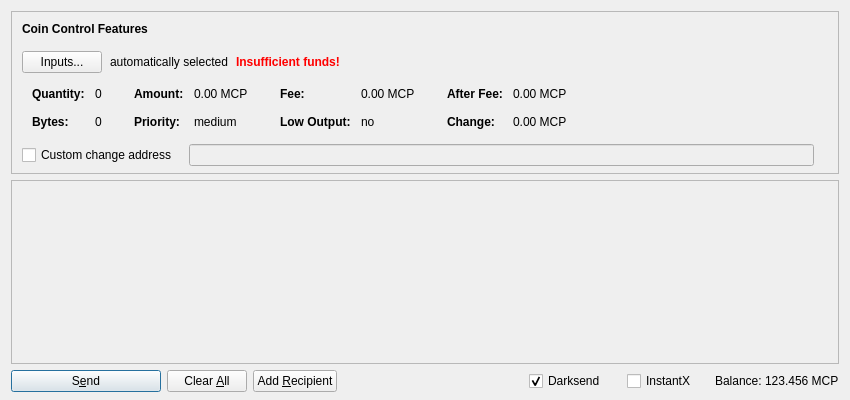
Qt form src/qt/forms/sendcoinsdialog.ui (mobicoins/mobicoin-core) before a commit.
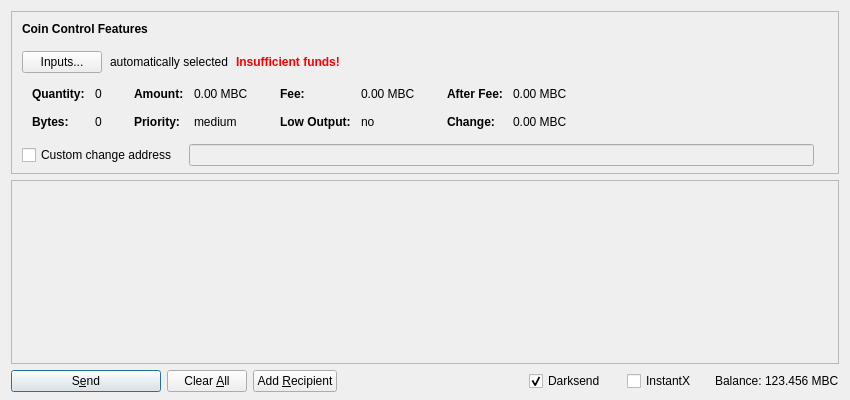
The same form after that commit. Icons and pictures are not drawn. Custom widgets are drawn as their Qt base class.

Diff of the .ui file:
```diff
--- a/src/qt/forms/sendcoinsdialog.ui
+++ b/src/qt/forms/sendcoinsdialog.ui
@@ -321,7 +321,7 @@
                   <enum>Qt::ActionsContextMenu</enum>
                  </property>
                  <property name="text">
-                  <string notr="true">0.00 MCP</string>
+                  <string notr="true">0.00 MBC</string>
                  </property>
                  <property name="textInteractionFlags">
                   <set>Qt::LinksAccessibleByMouse|Qt::TextSelectableByKeyboard|Qt::TextSelectableByMouse</set>
@@ -401,7 +401,7 @@
                   <enum>Qt::ActionsContextMenu</enum>
                  </property>
                  <property name="text">
-                  <string notr="true">0.00 MCP</string>
+                  <string notr="true">0.00 MBC</string>
                  </property>
                  <property name="textInteractionFlags">
                   <set>Qt::LinksAccessibleByMouse|Qt::TextSelectableByKeyboard|Qt::TextSelectableByMouse</set>
@@ -481,7 +481,7 @@
                   <enum>Qt::ActionsContextMenu</enum>
                  </property>
                  <property name="text">
-                  <string notr="true">0.00 MCP</string>
+                  <string notr="true">0.00 MBC</string>
                  </property>
                  <property name="textInteractionFlags">
                   <set>Qt::LinksAccessibleByMouse|Qt::TextSelectableByKeyboard|Qt::TextSelectableByMouse</set>
@@ -510,7 +510,7 @@
                   <enum>Qt::ActionsContextMenu</enum>
                  </property>
                  <property name="text">
-                  <string notr="true">0.00 MCP</string>
+                  <string notr="true">0.00 MBC</string>
                  </property>
                  <property name="textInteractionFlags">
                   <set>Qt::LinksAccessibleByMouse|Qt::TextSelectableByKeyboard|Qt::TextSelectableByMouse</set>
@@ -791,7 +791,7 @@
           <cursorShape>IBeamCursor</cursorShape>
          </property>
          <property name="text">
-          <string notr="true">123.456 MCP</string>
+          <string notr="true">123.456 MBC</string>
          </property>
          <property name="textInteractionFlags">
           <set>Qt::LinksAccessibleByMouse|Qt::TextSelectableByKeyboard|Qt::TextSelectableByMouse</set>
```
